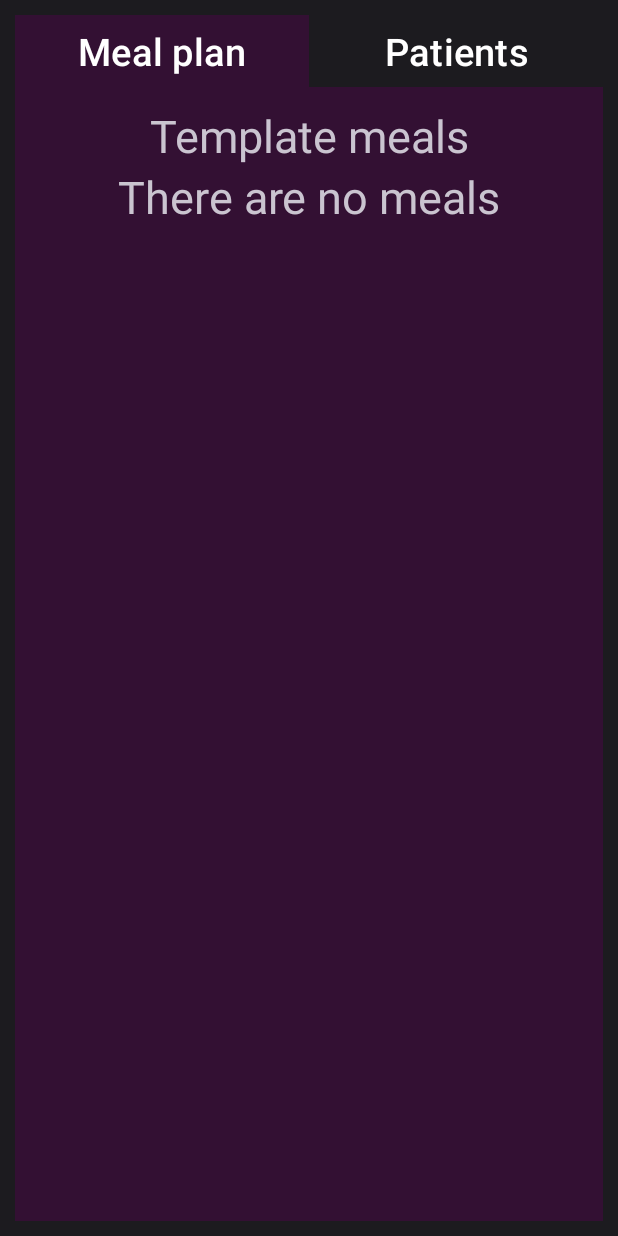
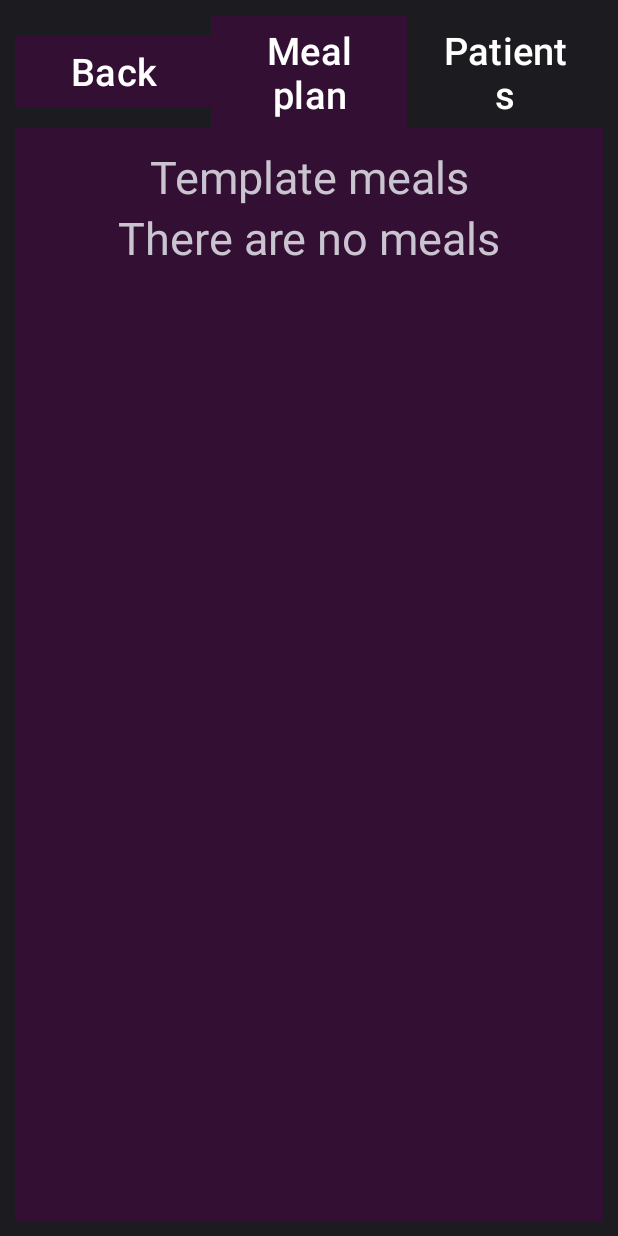
Before and after one commit to vvijk/eldercare, an Android app: the MealManagementActivity screen opened directly, with no data from a screen before it, after a tap on "Meal plan", on a phone screen of 412 x 824 dp. Run offline under Robolectric (Android 15) with nearby library versions, the phone set to English and light mode, and no system bars; our stand-ins replace Firebase (no records; nobody signed in at launch, a user with empty details on screens opened directly).

Commit message:
Fixed back button in for template meal/patients screen

```diff
--- a/login-auth-test/app/src/main/java/com/example/myapplication/MealManagementActivity.java
+++ b/login-auth-test/app/src/main/java/com/example/myapplication/MealManagementActivity.java
@@ -37,6 +37,7 @@ public class MealManagementActivity extends AppCompatActivity implements View.On
     LinearLayout scrolledLayout=null;
     Button btn_mealPlan = null;
     Button btn_patients = null;
+    Button btn_back = null;
 
     View.OnClickListener btn_listener = null;
 
@@ -63,6 +64,9 @@ public class MealManagementActivity extends AppCompatActivity implements View.On
         scrolledLayout = findViewById(R.id.meal_scroll);
         btn_mealPlan = findViewById(R.id.btn_meal_plan);
         btn_patients = findViewById(R.id.btn_patients);
+        btn_back = findViewById(R.id.btn_back);
+
+        btn_back.setOnClickListener(this);
 
         getMealStorage().initDBConnection();
 
@@ -125,6 +129,9 @@ public class MealManagementActivity extends AppCompatActivity implements View.On
         } else if(addMeal != null) {
             saveAllMeals();
             getMealStorage().caregiver_template_addMeal(currentCaregiverId, getResources().getString(R.string.default_meal_name));
+        } else if(btn_back != null) {
+            saveAllMeals();
+            finish();
         }
     }
     void saveAllMeals() {
--- a/login-auth-test/app/src/main/res/layout/activity_meal_manage.xml
+++ b/login-auth-test/app/src/main/res/layout/activity_meal_manage.xml
@@ -16,6 +16,21 @@
         android:layout_height="wrap_content"
         android:layout_weight="1"
         android:orientation="horizontal">
+
+        <Button
+            android:id="@+id/btn_back"
+            android:layout_width="match_parent"
+            android:layout_height="wrap_content"
+            android:layout_gravity="center"
+            android:layout_weight="1"
+            android:textSize="25sp"
+            android:backgroundTint="@color/purple_dark"
+            android:insetTop="0dp"
+            android:insetBottom="0dp"
+            android:text="@string/str_back"
+            android:textAlignment="center"
+            android:textColor="@color/white"
+            app:cornerRadius="0dp"/>
 
         <Button
             android:id="@+id/btn_meal_plan"
```
